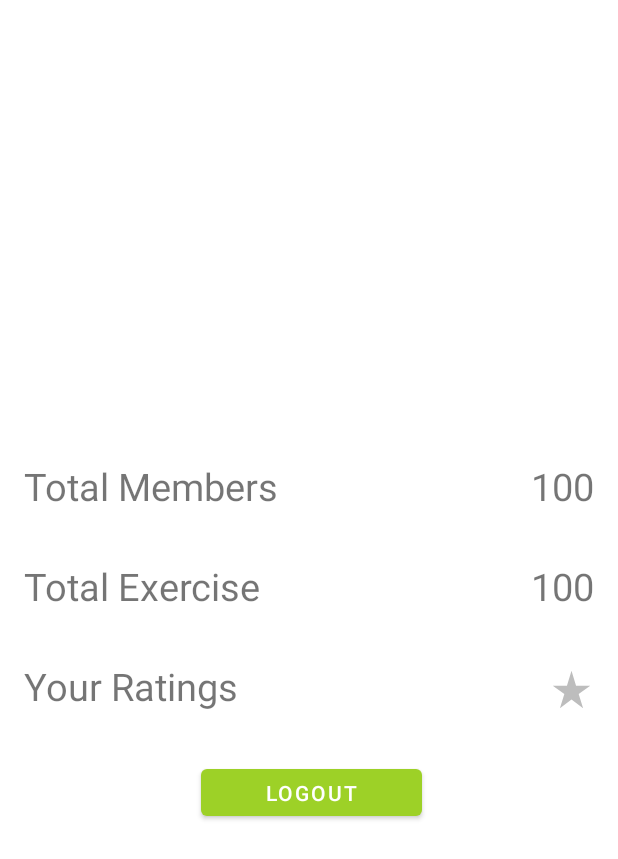
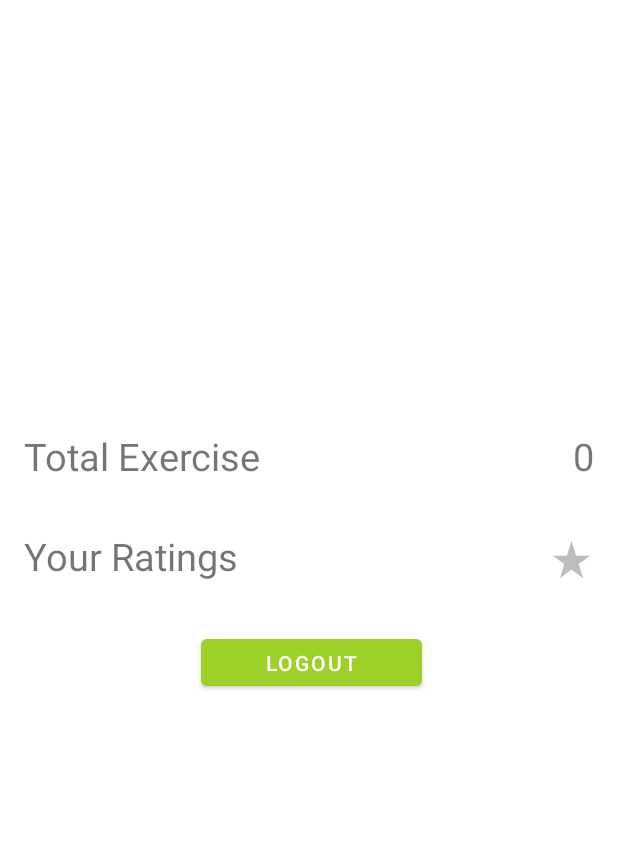
Before and after one commit to Brian-Kraosio/Zahfit_Trainer, an Android app: the fragment ProfileFragment shown on its own in the app's theme, on a phone screen of 412 x 824 dp. Shown: the top 859 px of the screen. Run offline under Robolectric (Android 15) with nearby library versions, the phone set to English and light mode, and no system bars; our stand-ins replace Firebase (no records; nobody signed in at launch, a user with empty details on screens opened directly), data binding; 3 statements that could not run were skipped.

Commit message:
Exercise Counter Added

```diff
--- a/app/src/main/java/com/example/zahfit_trainer/profile/ProfileFragment.java
+++ b/app/src/main/java/com/example/zahfit_trainer/profile/ProfileFragment.java
@@ -23,6 +23,8 @@ import com.bumptech.glide.Glide;
 import com.example.zahfit_trainer.R;
 import com.example.zahfit_trainer.databinding.FragmentProfileBinding;
 import com.example.zahfit_trainer.model.PersonalTrainer;
+import com.example.zahfit_trainer.model.Plan;
+import com.example.zahfit_trainer.trainingProgram.TrainingProgramAdapter;
 import com.google.android.gms.tasks.OnFailureListener;
 import com.google.android.gms.tasks.OnSuccessListener;
 import com.google.firebase.auth.FirebaseAuth;
@@ -36,6 +38,9 @@ import com.google.firebase.storage.FirebaseStorage;
 import com.google.firebase.storage.StorageReference;
 import com.google.firebase.storage.UploadTask;
 
+import java.util.ArrayList;
+import java.util.List;
+
 import static android.app.Activity.RESULT_OK;
 
 public class ProfileFragment extends Fragment {
@@ -46,6 +51,7 @@ public class ProfileFragment extends Fragment {
     PersonalTrainer personalTrainer;
     FirebaseStorage storage;
     StorageReference storageReference;
+    private List<Plan> planList;
     private final int PICK_IMAGE_REQUEST = 1;
 
     public ProfileFragment() {
@@ -108,6 +114,19 @@ public class ProfileFragment extends Fragment {
             }
         });
 
+        mDatabaseReference.child("exercise_plan").orderByChild("personal_trainer_id").equalTo(getTrainerId).addValueEventListener(new ValueEventListener() {
+            @Override
+            public void onDataChange(@NonNull DataSnapshot snapshot) {
+                int trainingCount = (int) snapshot.getChildrenCount();
+                binding.totalExercise.setText(Integer.toString(trainingCount));
+            }
+
+            @Override
+            public void onCancelled(@NonNull DatabaseError error) {
+
+            }
+        });
+
         binding.btnLogout.setOnClickListener(new View.OnClickListener() {
             @Override
             public void onClick(View v) {
--- a/app/src/main/res/layout/fragment_profile.xml
+++ b/app/src/main/res/layout/fragment_profile.xml
@@ -43,17 +43,6 @@
             app:layout_constraintTop_toBottomOf="@+id/profile_picture" />
 
         <TextView
-            android:id="@+id/textView4"
-            android:layout_width="wrap_content"
-            android:layout_height="wrap_content"
-            android:layout_marginStart="16dp"
-            android:layout_marginTop="52dp"
-            android:text="Total Members"
-            android:textSize="25dp"
-            app:layout_constraintStart_toStartOf="parent"
-            app:layout_constraintTop_toBottomOf="@+id/trainer_name" />
-
-        <TextView
             android:id="@+id/textView5"
             android:layout_width="wrap_content"
             android:layout_height="wrap_content"
@@ -62,20 +51,10 @@
             android:text="Total Exercise"
             android:textSize="25dp"
             app:layout_constraintStart_toStartOf="parent"
-            app:layout_constraintTop_toBottomOf="@+id/textView4" />
+            app:layout_constraintTop_toBottomOf="@+id/trainer_name" />
 
         <TextView
-            android:id="@+id/textView7"
-            android:layout_width="wrap_content"
-            android:layout_height="wrap_content"
-            android:layout_marginEnd="16dp"
-            android:text="100"
-            android:textSize="25dp"
-            app:layout_constraintBottom_toBottomOf="@+id/textView4"
-            app:layout_constraintEnd_toEndOf="parent" />
-
-        <TextView
-            android:id="@+id/textView8"
+            android:id="@+id/totalExercise"
             android:layout_width="wrap_content"
             android:layout_height="wrap_content"
             android:layout_marginEnd="16dp"
```
Also changed, not shown: app/src/main/java/com/example/zahfit_trainer/addProgram/AddProgramFragment.java (+0 -35 lines), app/src/main/res/layout/fragment_add_program.xml (+11 -9 lines).
